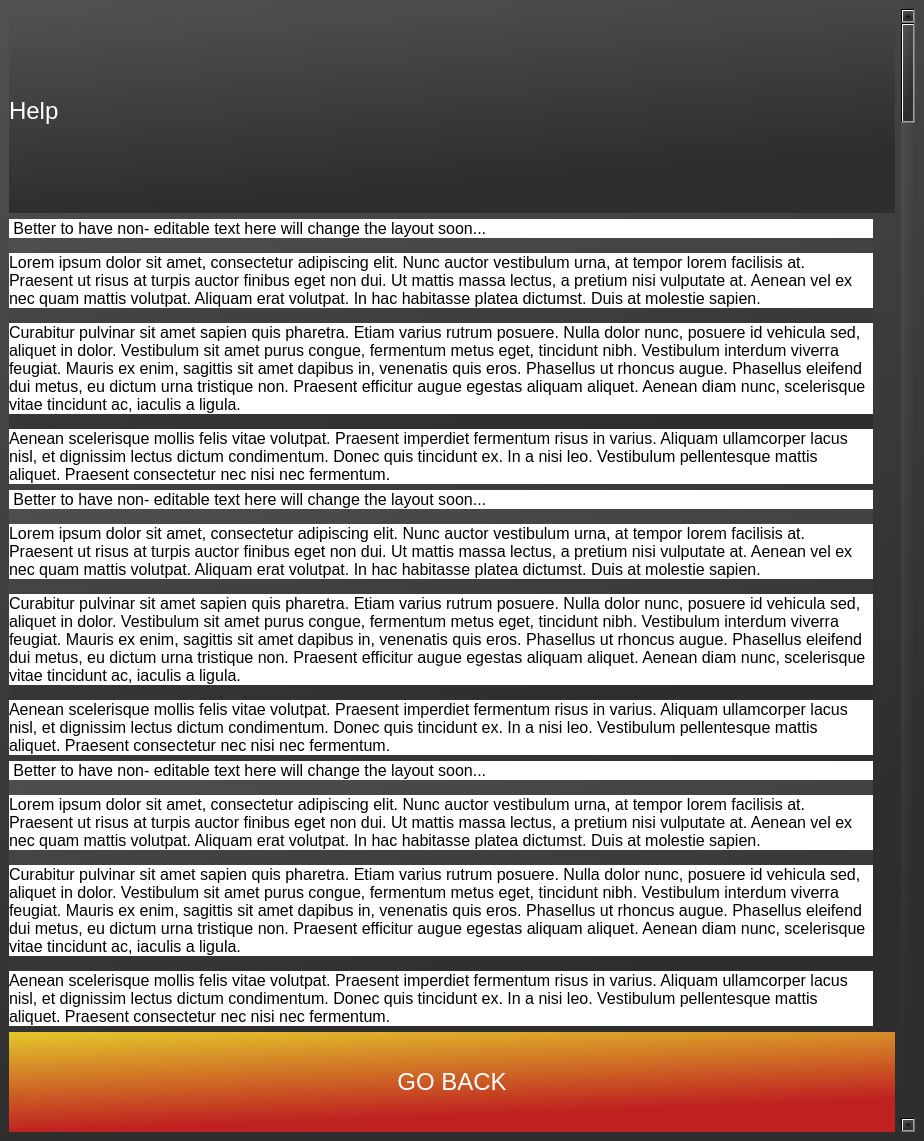
First picture: the form in router/help.ui, repository hunterjreid/HomeScan, before the edit.
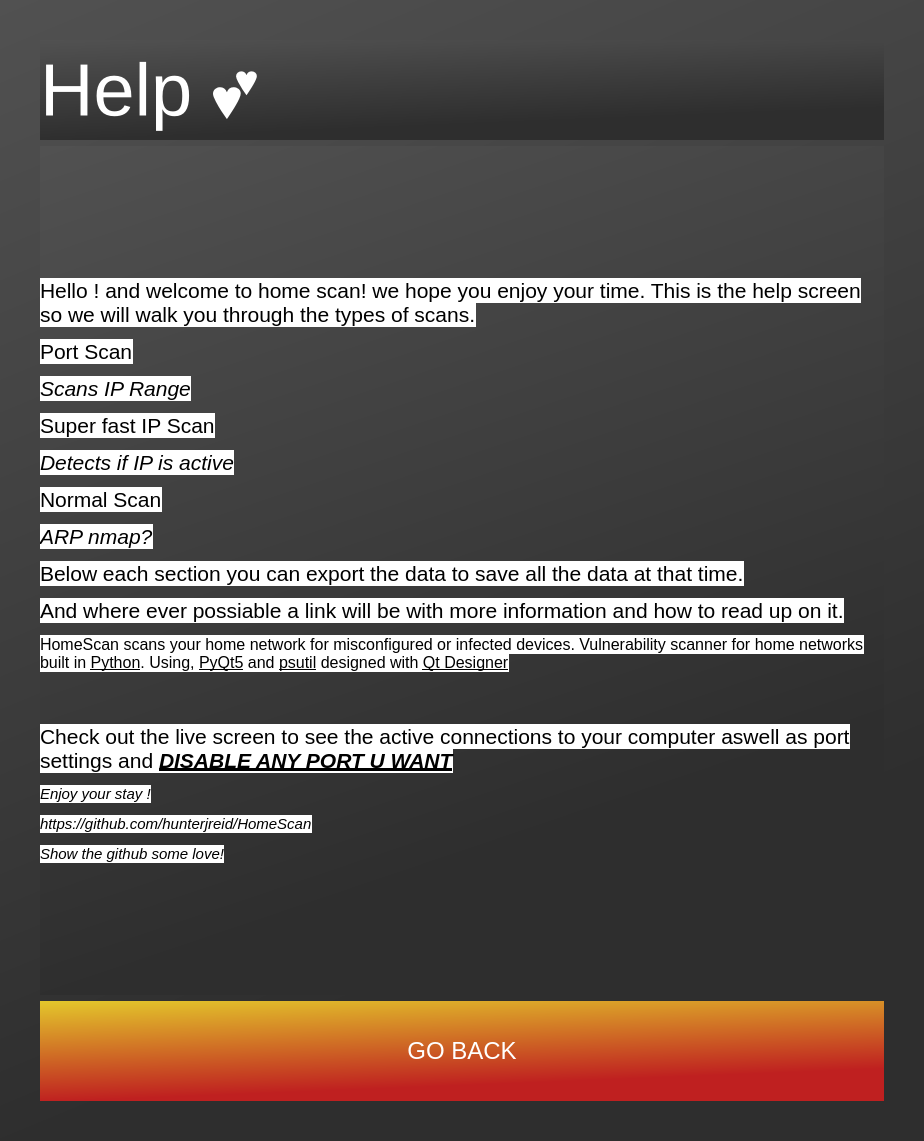
Second picture: the form after the edit.

Commit message: New networking screen ! 🤘

What changed in the file:
```diff
--- a/router/help.ui
+++ b/router/help.ui
@@ -19,42 +19,37 @@
   </property>
   <widget class="QWidget" name="app">
    <layout class="QVBoxLayout" name="verticalLayout_2">
+    <property name="leftMargin">
+     <number>40</number>
+    </property>
+    <property name="topMargin">
+     <number>40</number>
+    </property>
+    <property name="rightMargin">
+     <number>40</number>
+    </property>
+    <property name="bottomMargin">
+     <number>40</number>
+    </property>
     <item>
      <layout class="QHBoxLayout" name="horizontalLayout">
       <item>
        <layout class="QVBoxLayout" name="verticalLayout">
         <item>
          <widget class="QLabel" name="Help">
+          <property name="maximumSize">
+           <size>
+            <width>16777215</width>
+            <height>100</height>
+           </size>
+          </property>
           <property name="styleSheet">
-           <string notr="true">font-size:24px;
+           <string notr="true">font-size:74px;
 color:white;
 text-align:center;</string>
           </property>
           <property name="text">
-           <string>Help</string>
-          </property>
-         </widget>
-        </item>
-        <item>
-         <widget class="QLabel" name="Help_par3">
-          <property name="maximumSize">
-           <size>
-            <width>864</width>
-            <height>16777215</height>
-           </size>
-          </property>
-          <property name="text">
-           <string>&lt;!DOCTYPE HTML PUBLIC &quot;-//W3C//DTD HTML 4.0//EN&quot; &quot;http://www.w3.org/TR/REC-html40/strict.dtd&quot;&gt;
-&lt;html&gt;&lt;head&gt;&lt;meta name=&quot;qrichtext&quot; content=&quot;1&quot; /&gt;&lt;style type=&quot;text/css&quot;&gt;
-p, li { white-space: pre-wrap; }
-&lt;/style&gt;&lt;/head&gt;&lt;body style=&quot; font-family:'MS Shell Dlg 2'; font-size:8pt; font-weight:400; font-style:normal;&quot;&gt;
-&lt;p style=&quot; margin-top:0px; margin-bottom:15px; margin-left:0px; margin-right:0px; -qt-block-indent:0; text-indent:0px; background-color:#ffffff;&quot;&gt;&lt;span style=&quot; font-family:'Open Sans,Arial,sans-serif'; font-size:12pt; color:#000000; background-color:#ffffff;&quot;&gt; Better to have non- editable text here will change the layout soon...&lt;/span&gt;&lt;/p&gt;
-&lt;p style=&quot; margin-top:0px; margin-bottom:15px; margin-left:0px; margin-right:0px; -qt-block-indent:0; text-indent:0px; background-color:#ffffff;&quot;&gt;&lt;span style=&quot; font-family:'Open Sans,Arial,sans-serif'; font-size:12pt; color:#000000; background-color:#ffffff;&quot;&gt;Lorem ipsum dolor sit amet, consectetur adipiscing elit. Nunc auctor vestibulum urna, at tempor lorem facilisis at. Praesent ut risus at turpis auctor finibus eget non dui. Ut mattis massa lectus, a pretium nisi vulputate at. Aenean vel ex nec quam mattis volutpat. Aliquam erat volutpat. In hac habitasse platea dictumst. Duis at molestie sapien.&lt;/span&gt;&lt;/p&gt;
-&lt;p style=&quot; margin-top:0px; margin-bottom:15px; margin-left:0px; margin-right:0px; -qt-block-indent:0; text-indent:0px; background-color:#ffffff;&quot;&gt;&lt;span style=&quot; font-family:'Open Sans,Arial,sans-serif'; font-size:12pt; color:#000000; background-color:#ffffff;&quot;&gt;Curabitur pulvinar sit amet sapien quis pharetra. Etiam varius rutrum posuere. Nulla dolor nunc, posuere id vehicula sed, aliquet in dolor. Vestibulum sit amet purus congue, fermentum metus eget, tincidunt nibh. Vestibulum interdum viverra feugiat. Mauris ex enim, sagittis sit amet dapibus in, venenatis quis eros. Phasellus ut rhoncus augue. Phasellus eleifend dui metus, eu dictum urna tristique non. Praesent efficitur augue egestas aliquam aliquet. Aenean diam nunc, scelerisque vitae tincidunt ac, iaculis a ligula.&lt;/span&gt;&lt;/p&gt;
-&lt;p style=&quot; margin-top:0px; margin-bottom:15px; margin-left:0px; margin-right:0px; -qt-block-indent:0; text-indent:0px; background-color:#ffffff;&quot;&gt;&lt;span style=&quot; font-family:'Open Sans,Arial,sans-serif'; font-size:12pt; color:#000000; background-color:#ffffff;&quot;&gt;Aenean scelerisque mollis felis vitae volutpat. Praesent imperdiet fermentum risus in varius. Aliquam ullamcorper lacus nisl, et dignissim lectus dictum condimentum. Donec quis tincidunt ex. In a nisi leo. Vestibulum pellentesque mattis aliquet. Praesent consectetur nec nisi nec fermentum.&lt;/span&gt;&lt;/p&gt;&lt;/body&gt;&lt;/html&gt;</string>
-          </property>
-          <property name="wordWrap">
-           <bool>true</bool>
+           <string>Help 💕</string>
           </property>
          </widget>
         </item>
@@ -67,37 +62,7 @@
            </size>
           </property>
           <property name="text">
-           <string>&lt;!DOCTYPE HTML PUBLIC &quot;-//W3C//DTD HTML 4.0//EN&quot; &quot;http://www.w3.org/TR/REC-html40/strict.dtd&quot;&gt;
-&lt;html&gt;&lt;head&gt;&lt;meta name=&quot;qrichtext&quot; content=&quot;1&quot; /&gt;&lt;style type=&quot;text/css&quot;&gt;
-p, li { white-space: pre-wrap; }
-&lt;/style&gt;&lt;/head&gt;&lt;body style=&quot; font-family:'MS Shell Dlg 2'; font-size:8pt; font-weight:400; font-style:normal;&quot;&gt;
-&lt;p style=&quot; margin-top:0px; margin-bottom:15px; margin-left:0px; margin-right:0px; -qt-block-indent:0; text-indent:0px; background-color:#ffffff;&quot;&gt;&lt;span style=&quot; font-family:'Open Sans,Arial,sans-serif'; font-size:12pt; color:#000000; background-color:#ffffff;&quot;&gt; Better to have non- editable text here will change the layout soon...&lt;/span&gt;&lt;/p&gt;
-&lt;p style=&quot; margin-top:0px; margin-bottom:15px; margin-left:0px; margin-right:0px; -qt-block-indent:0; text-indent:0px; background-color:#ffffff;&quot;&gt;&lt;span style=&quot; font-family:'Open Sans,Arial,sans-serif'; font-size:12pt; color:#000000; background-color:#ffffff;&quot;&gt;Lorem ipsum dolor sit amet, consectetur adipiscing elit. Nunc auctor vestibulum urna, at tempor lorem facilisis at. Praesent ut risus at turpis auctor finibus eget non dui. Ut mattis massa lectus, a pretium nisi vulputate at. Aenean vel ex nec quam mattis volutpat. Aliquam erat volutpat. In hac habitasse platea dictumst. Duis at molestie sapien.&lt;/span&gt;&lt;/p&gt;
-&lt;p style=&quot; margin-top:0px; margin-bottom:15px; margin-left:0px; margin-right:0px; -qt-block-indent:0; text-indent:0px; background-color:#ffffff;&quot;&gt;&lt;span style=&quot; font-family:'Open Sans,Arial,sans-serif'; font-size:12pt; color:#000000; background-color:#ffffff;&quot;&gt;Curabitur pulvinar sit amet sapien quis pharetra. Etiam varius rutrum posuere. Nulla dolor nunc, posuere id vehicula sed, aliquet in dolor. Vestibulum sit amet purus congue, fermentum metus eget, tincidunt nibh. Vestibulum interdum viverra feugiat. Mauris ex enim, sagittis sit amet dapibus in, venenatis quis eros. Phasellus ut rhoncus augue. Phasellus eleifend dui metus, eu dictum urna tristique non. Praesent efficitur augue egestas aliquam aliquet. Aenean diam nunc, scelerisque vitae tincidunt ac, iaculis a ligula.&lt;/span&gt;&lt;/p&gt;
-&lt;p style=&quot; margin-top:0px; margin-bottom:15px; margin-left:0px; margin-right:0px; -qt-block-indent:0; text-indent:0px; background-color:#ffffff;&quot;&gt;&lt;span style=&quot; font-family:'Open Sans,Arial,sans-serif'; font-size:12pt; color:#000000; background-color:#ffffff;&quot;&gt;Aenean scelerisque mollis felis vitae volutpat. Praesent imperdiet fermentum risus in varius. Aliquam ullamcorper lacus nisl, et dignissim lectus dictum condimentum. Donec quis tincidunt ex. In a nisi leo. Vestibulum pellentesque mattis aliquet. Praesent consectetur nec nisi nec fermentum.&lt;/span&gt;&lt;/p&gt;&lt;/body&gt;&lt;/html&gt;</string>
-          </property>
-          <property name="wordWrap">
-           <bool>true</bool>
-          </property>
-         </widget>
-        </item>
-        <item>
-         <widget class="QLabel" name="Help_par1">
-          <property name="maximumSize">
-           <size>
-            <width>864</width>
-            <height>16777215</height>
-           </size>
-          </property>
-          <property name="text">
-           <string>&lt;!DOCTYPE HTML PUBLIC &quot;-//W3C//DTD HTML 4.0//EN&quot; &quot;http://www.w3.org/TR/REC-html40/strict.dtd&quot;&gt;
-&lt;html&gt;&lt;head&gt;&lt;meta name=&quot;qrichtext&quot; content=&quot;1&quot; /&gt;&lt;style type=&quot;text/css&quot;&gt;
-p, li { white-space: pre-wrap; }
-&lt;/style&gt;&lt;/head&gt;&lt;body style=&quot; font-family:'MS Shell Dlg 2'; font-size:8pt; font-weight:400; font-style:normal;&quot;&gt;
-&lt;p style=&quot; margin-top:0px; margin-bottom:15px; margin-left:0px; margin-right:0px; -qt-block-indent:0; text-indent:0px; background-color:#ffffff;&quot;&gt;&lt;span style=&quot; font-family:'Open Sans,Arial,sans-serif'; font-size:12pt; color:#000000; background-color:#ffffff;&quot;&gt; Better to have non- editable text here will change the layout soon...&lt;/span&gt;&lt;/p&gt;
-&lt;p style=&quot; margin-top:0px; margin-bottom:15px; margin-left:0px; margin-right:0px; -qt-block-indent:0; text-indent:0px; background-color:#ffffff;&quot;&gt;&lt;span style=&quot; font-family:'Open Sans,Arial,sans-serif'; font-size:12pt; color:#000000; background-color:#ffffff;&quot;&gt;Lorem ipsum dolor sit amet, consectetur adipiscing elit. Nunc auctor vestibulum urna, at tempor lorem facilisis at. Praesent ut risus at turpis auctor finibus eget non dui. Ut mattis massa lectus, a pretium nisi vulputate at. Aenean vel ex nec quam mattis volutpat. Aliquam erat volutpat. In hac habitasse platea dictumst. Duis at molestie sapien.&lt;/span&gt;&lt;/p&gt;
-&lt;p style=&quot; margin-top:0px; margin-bottom:15px; margin-left:0px; margin-right:0px; -qt-block-indent:0; text-indent:0px; background-color:#ffffff;&quot;&gt;&lt;span style=&quot; font-family:'Open Sans,Arial,sans-serif'; font-size:12pt; color:#000000; background-color:#ffffff;&quot;&gt;Curabitur pulvinar sit amet sapien quis pharetra. Etiam varius rutrum posuere. Nulla dolor nunc, posuere id vehicula sed, aliquet in dolor. Vestibulum sit amet purus congue, fermentum metus eget, tincidunt nibh. Vestibulum interdum viverra feugiat. Mauris ex enim, sagittis sit amet dapibus in, venenatis quis eros. Phasellus ut rhoncus augue. Phasellus eleifend dui metus, eu dictum urna tristique non. Praesent efficitur augue egestas aliquam aliquet. Aenean diam nunc, scelerisque vitae tincidunt ac, iaculis a ligula.&lt;/span&gt;&lt;/p&gt;
-&lt;p style=&quot; margin-top:0px; margin-bottom:15px; margin-left:0px; margin-right:0px; -qt-block-indent:0; text-indent:0px; background-color:#ffffff;&quot;&gt;&lt;span style=&quot; font-family:'Open Sans,Arial,sans-serif'; font-size:12pt; color:#000000; background-color:#ffffff;&quot;&gt;Aenean scelerisque mollis felis vitae volutpat. Praesent imperdiet fermentum risus in varius. Aliquam ullamcorper lacus nisl, et dignissim lectus dictum condimentum. Donec quis tincidunt ex. In a nisi leo. Vestibulum pellentesque mattis aliquet. Praesent consectetur nec nisi nec fermentum.&lt;/span&gt;&lt;/p&gt;&lt;/body&gt;&lt;/html&gt;</string>
+           <string>&lt;html&gt;&lt;head/&gt;&lt;body&gt;&lt;p&gt;&lt;span style=&quot; font-size:16pt; color:#000000; background-color:#ffffff;&quot;&gt;Hello ! and welcome to home scan! we hope you enjoy your time. This is the help screen so we will walk you through the types of scans.&lt;/span&gt;&lt;/p&gt;&lt;p&gt;&lt;span style=&quot; font-size:16pt; color:#000000; background-color:#ffffff;&quot;&gt;Port Scan&lt;/span&gt;&lt;/p&gt;&lt;p&gt;&lt;span style=&quot; font-size:16pt; font-style:italic; color:#000000; background-color:#ffffff;&quot;&gt;Scans IP Range&lt;/span&gt;&lt;/p&gt;&lt;p&gt;&lt;span style=&quot; font-size:16pt; color:#000000; background-color:#ffffff;&quot;&gt;Super fast IP Scan&lt;/span&gt;&lt;/p&gt;&lt;p&gt;&lt;span style=&quot; font-size:16pt; font-style:italic; color:#000000; background-color:#ffffff;&quot;&gt;Detects if IP is active&lt;/span&gt;&lt;/p&gt;&lt;p&gt;&lt;span style=&quot; font-size:16pt; color:#000000; background-color:#ffffff;&quot;&gt;Normal Scan&lt;/span&gt;&lt;/p&gt;&lt;p&gt;&lt;span style=&quot; font-size:16pt; font-style:italic; color:#000000; background-color:#ffffff;&quot;&gt;ARP nmap?&lt;/span&gt;&lt;/p&gt;&lt;p&gt;&lt;span style=&quot; font-size:16pt; color:#000000; background-color:#ffffff;&quot;&gt;Below each section you can export the data to save all the data at that time.&lt;/span&gt;&lt;/p&gt;&lt;p&gt;&lt;span style=&quot; font-size:16pt; color:#000000; background-color:#ffffff;&quot;&gt;And where ever possiable a link will be with more information and how to read up on it.&lt;/span&gt;&lt;/p&gt;&lt;p&gt;&lt;span style=&quot; font-family:'-apple-system,BlinkMacSystemFont,Segoe UI,Helvetica,Arial,sans-serif,Apple Color Emoji,Segoe UI Emoji'; font-size:16px; color:#000000; background-color:#ffffff;&quot;&gt;HomeScan scans your home network for misconfigured or infected devices. Vulnerability scanner for home networks built in &lt;/span&gt;&lt;a href=&quot;https://www.python.org/&quot;&gt;&lt;span style=&quot; font-family:'-apple-system,BlinkMacSystemFont,Segoe UI,Helvetica,Arial,sans-serif,Apple Color Emoji,Segoe UI Emoji'; font-size:16px; text-decoration: underline; color:#000000; background-color:#ffffff;&quot;&gt;Python&lt;/span&gt;&lt;/a&gt;&lt;span style=&quot; font-family:'-apple-system,BlinkMacSystemFont,Segoe UI,Helvetica,Arial,sans-serif,Apple Color Emoji,Segoe UI Emoji'; font-size:16px; color:#000000; background-color:#ffffff;&quot;&gt;. Using, &lt;/span&gt;&lt;a href=&quot;https://doc.qt.io/qtforpython/&quot;&gt;&lt;span style=&quot; font-family:'-apple-system,BlinkMacSystemFont,Segoe UI,Helvetica,Arial,sans-serif,Apple Color Emoji,Segoe UI Emoji'; font-size:16px; text-decoration: underline; color:#000000; background-color:#ffffff;&quot;&gt;PyQt5&lt;/span&gt;&lt;/a&gt;&lt;span style=&quot; font-family:'-apple-system,BlinkMacSystemFont,Segoe UI,Helvetica,Arial,sans-serif,Apple Color Emoji,Segoe UI Emoji'; font-size:16px; color:#000000; background-color:#ffffff;&quot;&gt; and &lt;/span&gt;&lt;a href=&quot;https://psutil.readthedocs.io/en/latest/&quot;&gt;&lt;span style=&quot; font-family:'-apple-system,BlinkMacSystemFont,Segoe UI,Helvetica,Arial,sans-serif,Apple Color Emoji,Segoe UI Emoji'; font-size:16px; text-decoration: underline; color:#000000; background-color:#ffffff;&quot;&gt;psutil&lt;/span&gt;&lt;/a&gt;&lt;span style=&quot; font-family:'-apple-system,BlinkMacSystemFont,Segoe UI,Helvetica,Arial,sans-serif,Apple Color Emoji,Segoe UI Emoji'; font-size:16px; color:#000000; background-color:#ffffff;&quot;&gt; designed with &lt;/span&gt;&lt;a href=&quot;https://build-system.fman.io/qt-designer-download&quot;&gt;&lt;span style=&quot; font-family:'-apple-system,BlinkMacSystemFont,Segoe UI,Helvetica,Arial,sans-serif,Apple Color Emoji,Segoe UI Emoji'; font-size:16px; text-decoration: underline; color:#000000; background-color:#ffffff;&quot;&gt;Qt Designer&lt;/span&gt;&lt;/a&gt;&lt;/p&gt;&lt;p&gt;&lt;span style=&quot; color:#000000;&quot;&gt;&lt;br/&gt;&lt;/span&gt;&lt;/p&gt;&lt;p&gt;&lt;span style=&quot; font-size:16pt; color:#000000; background-color:#ffffff;&quot;&gt;Check out the live screen to see the active connections to your computer aswell as port settings and &lt;/span&gt;&lt;span style=&quot; font-size:16pt; font-weight:600; font-style:italic; text-decoration: underline; color:#000000; background-color:#ffffff;&quot;&gt;DISABLE ANY PORT U WANT&lt;/span&gt;&lt;/p&gt;&lt;p&gt;&lt;span style=&quot; font-size:11pt; font-style:italic; color:#000000; background-color:#ffffff;&quot;&gt;Enjoy your stay !&lt;/span&gt;&lt;/p&gt;&lt;p&gt;&lt;span style=&quot; font-size:11pt; font-style:italic; color:#000000; background-color:#ffffff;&quot;&gt;https://github.com/hunterjreid/HomeScan&lt;/span&gt;&lt;/p&gt;&lt;p&gt;&lt;span style=&quot; font-size:11pt; font-style:italic; color:#000000; background-color:#ffffff;&quot;&gt;Show the github some love!&lt;/span&gt;&lt;/p&gt;&lt;/body&gt;&lt;/html&gt;</string>
           </property>
           <property name="wordWrap">
            <bool>true</bool>
@@ -124,19 +89,6 @@
         </item>
        </layout>
       </item>
-      <item>
-       <widget class="QScrollBar" name="verticalScrollBar">
-        <property name="sizePolicy">
-         <sizepolicy hsizetype="Fixed" vsizetype="Minimum">
-          <horstretch>0</horstretch>
-          <verstretch>0</verstretch>
-         </sizepolicy>
-        </property>
-        <property name="orientation">
-         <enum>Qt::Vertical</enum>
-        </property>
-       </widget>
-      </item>
      </layout>
     </item>
    </layout>
```
The commit also changes 3 other files.
